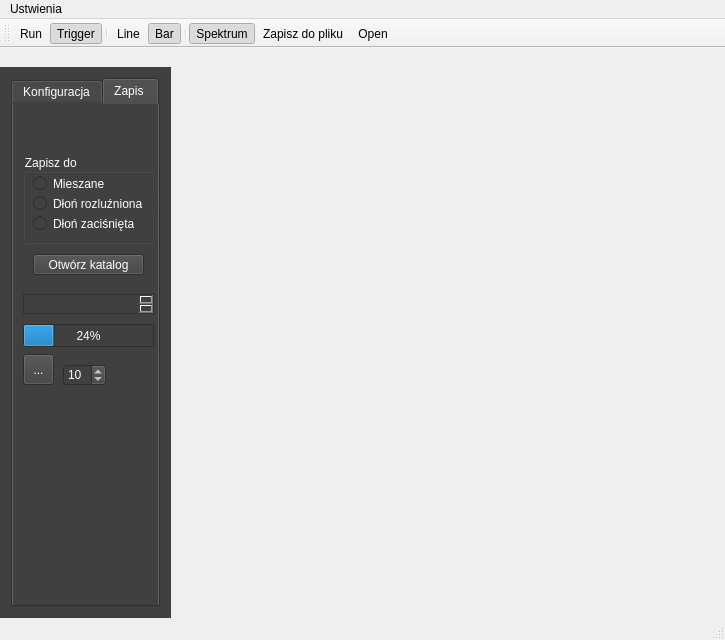
Above: Finger_EMG/mainwindow.ui from informacja/EMG before the change. Below: the same form after it.
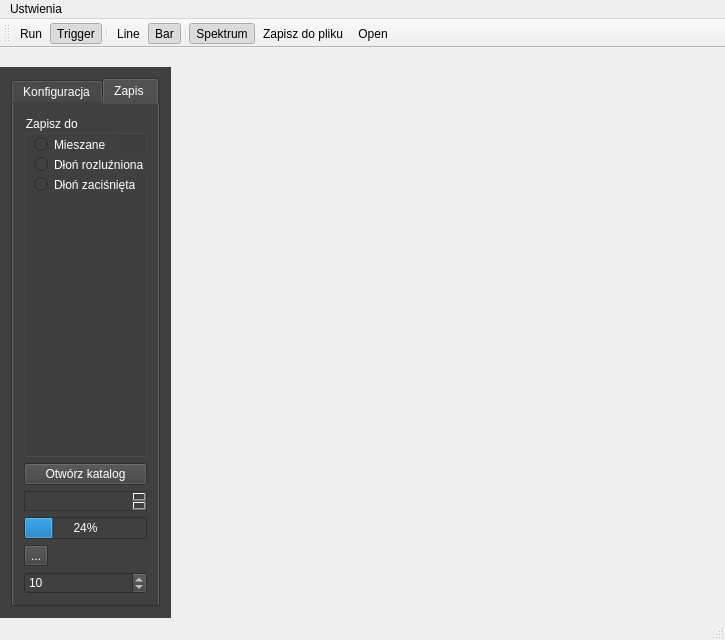
That is the form after the change. Icons and pictures are not drawn.

Diff of the .ui file:
```diff
--- a/Finger_EMG/mainwindow.ui
+++ b/Finger_EMG/mainwindow.ui
@@ -414,15 +414,9 @@
         <attribute name="title">
          <string>Zapis </string>
         </attribute>
+        <layout class="QVBoxLayout" name="verticalLayout">
+         <item>
         <widget class="QGroupBox" name="groupBox_4">
-         <property name="geometry">
-          <rect>
-           <x>10</x>
-           <y>50</y>
-           <width>131</width>
-           <height>90</height>
-          </rect>
-         </property>
          <property name="minimumSize">
           <size>
            <width>0</width>
@@ -472,18 +466,19 @@
           </property>
          </widget>
         </widget>
+         </item>
+         <item>
+          <widget class="QPushButton" name="pushButto_kat">
+           <property name="text">
+            <string>Otwórz katalog</string>
+           </property>
+          </widget>
+         </item>
+         <item>
         <widget class="QTextEdit" name="tEdit_out">
          <property name="enabled">
           <bool>true</bool>
          </property>
-         <property name="geometry">
-          <rect>
-           <x>10</x>
-           <y>190</y>
-           <width>131</width>
-           <height>20</height>
-          </rect>
-         </property>
          <property name="maximumSize">
           <size>
            <width>16777215</width>
@@ -509,41 +504,16 @@
           <enum>QTextEdit::WidgetWidth</enum>
          </property>
         </widget>
-        <widget class="QPushButton" name="pushButto_kat">
-         <property name="geometry">
-          <rect>
-           <x>20</x>
-           <y>150</y>
-           <width>111</width>
-           <height>21</height>
-          </rect>
-         </property>
-         <property name="text">
-          <string>Otwórz katalog</string>
-         </property>
-        </widget>
+         </item>
+         <item>
         <widget class="QProgressBar" name="progressBar">
-         <property name="geometry">
-          <rect>
-           <x>10</x>
-           <y>220</y>
-           <width>131</width>
-           <height>23</height>
-          </rect>
-         </property>
          <property name="value">
           <number>24</number>
          </property>
         </widget>
+         </item>
+         <item>
         <widget class="QToolButton" name="toolButton">
-         <property name="geometry">
-          <rect>
-           <x>10</x>
-           <y>250</y>
-           <width>31</width>
-           <height>31</height>
-          </rect>
-         </property>
          <property name="cursor">
           <cursorShape>PointingHandCursor</cursorShape>
          </property>
@@ -561,15 +531,9 @@
           </size>
          </property>
         </widget>
+         </item>
+         <item>
         <widget class="QSpinBox" name="spinBox_save">
-         <property name="geometry">
-          <rect>
-           <x>50</x>
-           <y>260</y>
-           <width>43</width>
-           <height>22</height>
-          </rect>
-         </property>
          <property name="minimum">
           <number>1</number>
          </property>
@@ -580,6 +544,8 @@
           <number>10</number>
          </property>
         </widget>
+         </item>
+        </layout>
        </widget>
       </widget>
      </item>
```
Lines whose indentation alone changed are shown as unchanged.
